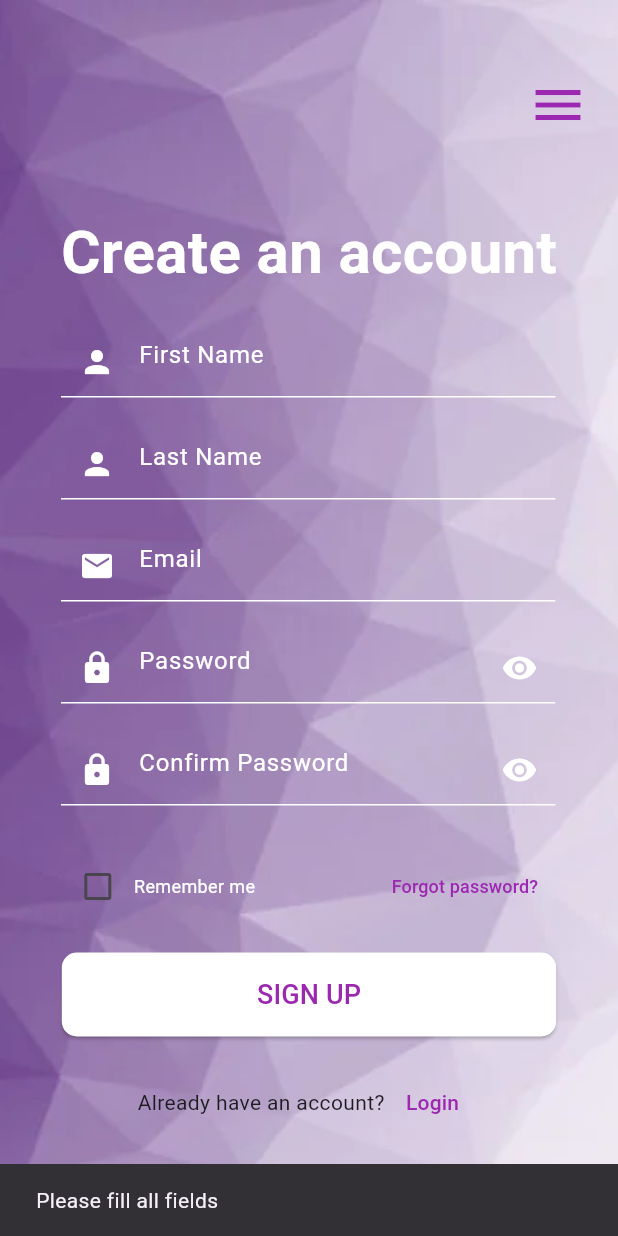
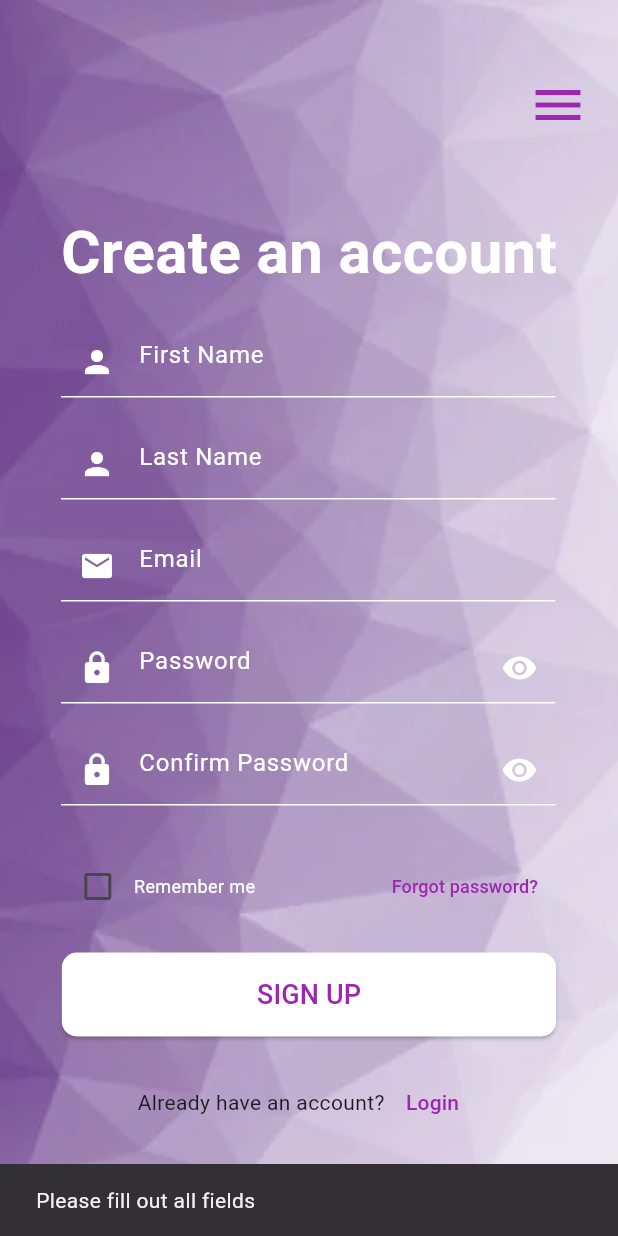
Before and after one commit to awadwehbe/NoteApp, a Flutter app: the screen it shows after launch, after a tap on "SIGN UP", on a phone screen of 412 x 824 dp. Run offline on Flutter 3.47's test engine with Material 3 defaults, Android fonts, the phone set to English and light mode, and no system bars; our stand-ins replace bloc, dio, flutter_bloc, get, hive, pinput; accounts and stored records are empty; network calls fail.

Commit message:
finishing OTP

```diff
--- a/lib/features/authentication/models/signup_response.dart
+++ b/lib/features/authentication/models/signup_response.dart
@@ -1,6 +1,6 @@
 class SignupResponseModel {
-  final int statusCode;
-  final String message;
+  final int? statusCode;
+  final String? message;
   final SignupUserData? data;
 
   SignupResponseModel({
--- a/lib/features/authentication/pages/sign_up.dart
+++ b/lib/features/authentication/pages/sign_up.dart
@@ -6,6 +6,7 @@ import 'package:note_app/features/authentication/state_management/sign_up_cubit.
 
 import '../models/signup_request.dart';
 import 'login.dart';
+import 'otp_view.dart';
 
 
 // First, create the StatefulWidget class for RegistrationPage
@@ -26,7 +27,7 @@ class _RegistrationPageState extends State<RegistrationPage> {
   @override
   Widget build(BuildContext context) {
     return BlocProvider(
-  create: (context) => SignUpCubit(UserRepository()),//// Inject UserRepository
+      create: (context) => SignUpCubit(UserRepository()), // Inject UserRepository
       child: Scaffold(
         backgroundColor: Colors.white,
         body: Stack(
@@ -39,10 +40,10 @@ class _RegistrationPageState extends State<RegistrationPage> {
               ),
             ),
             SafeArea(
-              child: BlocListener<SignUpCubit, SignUpState>(
+              child: BlocConsumer<SignUpCubit, SignUpState>(
                 listener: (context, state) {
-    // TODO: implement listener
                   if (state is SignUpLoading) {
+                    print('loading state');
                     // Show loading indicator
                     showDialog(
                       context: context,
@@ -50,20 +51,29 @@ class _RegistrationPageState extends State<RegistrationPage> {
                       barrierDismissible: false,
                     );
                   } else if (state is SignUpSuccess) {
-      // Close loading indicator
-      Navigator.pop(context);
-
+                    print('Navigating to OTPView...');
                     // Navigate to OTP screen or show success message
-      Navigator.pushReplacementNamed(context, '/otp_view', arguments: _emailController.text);
+                    Future.delayed(Duration.zero, () {
+                      Navigator.pushReplacement(
+                        context,
+                        MaterialPageRoute(
+                          builder: (context) => OTPView(email: _emailController.text),
+                        ),
+                      );
+                    });
                   } else if (state is SignUpError) {
                     // Close loading indicator
                     Navigator.pop(context);
-
                     // Show error message
                     ScaffoldMessenger.of(context).showSnackBar(SnackBar(content: Text(state.errorMessage)));
                   }
                 },
-  child: LayoutBuilder(
+                builder: (context, state) {
+                  if (state is SignUpLoading) {
+                    return Center(child: CircularProgressIndicator()); // Display loading indicator in UI
+                  } else {
+                    // If not loading, show the registration form
+                    return LayoutBuilder(
                       builder: (context, constraints) {
                         double widthFactor = constraints.maxWidth > 600 ? 0.4 : 0.8;
                         double contentWidth = MediaQuery.of(context).size.width * widthFactor;
@@ -82,7 +92,7 @@ class _RegistrationPageState extends State<RegistrationPage> {
                                   SizedBox(height: 10),
                                   _buildRememberMeAndForgotPassword(context, contentWidth),
                                   SizedBox(height: 20),
-                            _buildSignUpButton(contentWidth),
+                                  _buildSignUpButton(context, contentWidth),
                                   SizedBox(height: 20),
                                   _buildLoginLink(contentWidth),
                                 ],
@@ -91,14 +101,15 @@ class _RegistrationPageState extends State<RegistrationPage> {
                           ),
                         );
                       },
-              ),
+                    );
+                  }
+                },
               ),
             ),
           ],
         ),
       ),
     );
-
   }
 
   // Build header function
@@ -226,7 +237,7 @@ class _RegistrationPageState extends State<RegistrationPage> {
     );
   }
 
-  Widget _buildSignUpButton(double contentWidth) {
+  Widget _buildSignUpButton(BuildContext context, double contentWidth) {
     return Container(
       width: contentWidth,
       child: SizedBox(
@@ -243,7 +254,6 @@ class _RegistrationPageState extends State<RegistrationPage> {
             // Debugging: Log the user input data
             print('Sign Up button pressed');
 
-
             // Fetch user input data
             if (_validateForm()) {
               // Trigger the sign-up process using Cubit
@@ -253,19 +263,15 @@ class _RegistrationPageState extends State<RegistrationPage> {
                 email: _emailController.text,
                 password: _passwordController.text,
               );
+
               print('first name:${signUpRequest.firstName}');
               print('last name:${signUpRequest.lastName}');
               print('email:${signUpRequest.email}');
               print('pass:${signUpRequest.password}');
 
               // Dispatch the sign-up event
-
               context.read<SignUpCubit>().SignUp(signUpRequest);
-
-
             }
-
-
           },
           child: Text('SIGN UP', style: TextStyle(fontSize: 18, color: Colors.purple)),
         ),
@@ -293,6 +299,7 @@ class _RegistrationPageState extends State<RegistrationPage> {
       ),
     );
   }
+
   bool _validateForm() {
     if (_passwordController.text != _confirmPasswordController.text) {
       ScaffoldMessenger.of(context).showSnackBar(SnackBar(content: Text('Passwords do not match')));
@@ -303,7 +310,7 @@ class _RegistrationPageState extends State<RegistrationPage> {
         _lastNameController.text.isEmpty ||
         _emailController.text.isEmpty ||
         _passwordController.text.isEmpty) {
-      ScaffoldMessenger.of(context).showSnackBar(SnackBar(content: Text('Please fill all fields')));
+      ScaffoldMessenger.of(context).showSnackBar(SnackBar(content: Text('Please fill out all fields')));
       return false;
     }
 
--- /dev/null
+++ b/lib/features/authentication/state_management/otp_state.dart
@@ -0,0 +1,22 @@
+part of 'otp_cubit.dart';
+
+@immutable
+abstract class OtpState {}
+
+class SignUpInitial extends OtpState {}
+
+class SignUpLoading extends OtpState{}
+
+class OtpSuccess extends OtpState{
+  final OtpResponseModel  otpresponseModel;// Holds the response on success
+  OtpSuccess({required this.otpresponseModel});
+
+}
+class OtpError extends OtpState {
+  final String errorMessage; // Holds the error message
+
+  OtpError({required this.errorMessage});
+
+  @override
+  List<Object?> get props => [errorMessage]; // For equality checks between states
+}
--- a/lib/main.dart
+++ b/lib/main.dart
@@ -1,8 +1,11 @@
 import 'package:flutter/material.dart';
 import 'package:flutter_bloc/flutter_bloc.dart';
 
+import 'features/authentication/pages/otp_view.dart';
 import 'features/authentication/pages/sign_up.dart';
+import 'features/authentication/repository/otp_repository.dart';
 import 'features/authentication/repository/signUp_repository.dart';
+import 'features/authentication/state_management/otp_cubit.dart';
 import 'features/authentication/state_management/sign_up_cubit.dart';
 
 void main() {
@@ -11,6 +14,9 @@ void main() {
       providers: [
         BlocProvider<SignUpCubit>(
           create: (context) => SignUpCubit(UserRepository()),
+        ),
+        BlocProvider<OtpCubit>(
+          create: (context) => OtpCubit(OtpRepository()),
         ),
       ],
       child: MyApp(),
```
Also changed, not shown: lib/features/authentication/models/otp_request.dart (added, +13 -0 lines), lib/features/authentication/models/otp_response.dart (added, +62 -0 lines), lib/features/authentication/pages/home.dart (added, +10 -0 lines), lib/features/authentication/pages/otp_view.dart (+44 -7 lines), lib/features/authentication/repository/otp_repository.dart (added, +35 -0 lines), lib/features/authentication/state_management/otp_cubit.dart (added, +33 -0 lines), lib/features/authentication/models/login_request.dart (added), lib/features/authentication/models/login_response.dart (added). Lines whose indentation alone changed are shown as unchanged.
